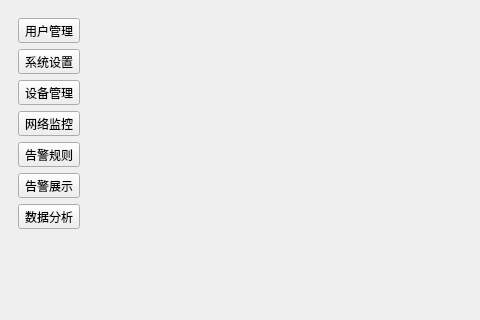
Old version of the form ui/adminwindow.ui in the repository KERWINHUGH/InternetMonitoring; both pictures show x 0 to 480 and y 0 to 320 of the 1000 by 700 pixel window.
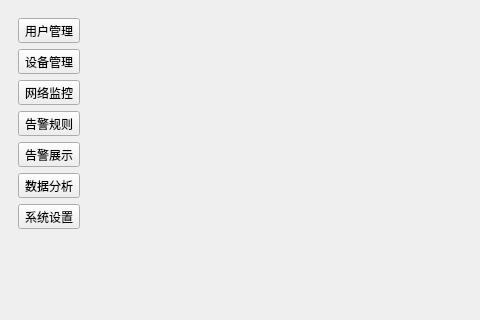
New version of the form.

Commit message: 选项卡界面优化，修复bug

Patch:
```diff
--- a/ui/adminwindow.ui
+++ b/ui/adminwindow.ui
@@ -26,14 +26,6 @@
          <property name="autoExclusive"><bool>true</bool></property>
         </widget>
        </item>
-       <item>
-        <widget class="QToolButton" name="systemSettingsBtn">
-         <property name="text"><string>系统设置</string></property>
-         <property name="toolButtonStyle"><enum>Qt::ToolButtonTextUnderIcon</enum></property>
-         <property name="checkable"><bool>true</bool></property>
-         <property name="autoExclusive"><bool>true</bool></property>
-        </widget>
-       </item>
        <item>
         <widget class="QToolButton" name="deviceManagementBtn">
          <property name="text"><string>设备管理</string></property>
@@ -74,6 +66,14 @@
          <property name="autoExclusive"><bool>true</bool></property>
         </widget>
        </item>
+       <item>
+        <widget class="QToolButton" name="systemSettingsBtn">
+         <property name="text"><string>系统设置</string></property>
+         <property name="toolButtonStyle"><enum>Qt::ToolButtonTextUnderIcon</enum></property>
+         <property name="checkable"><bool>true</bool></property>
+         <property name="autoExclusive"><bool>true</bool></property>
+        </widget>
+       </item>
        <item>
         <spacer name="verticalSpacer">
          <property name="orientation"><enum>Qt::Vertical</enum></property>
```
The commit also changes 3 other files.
